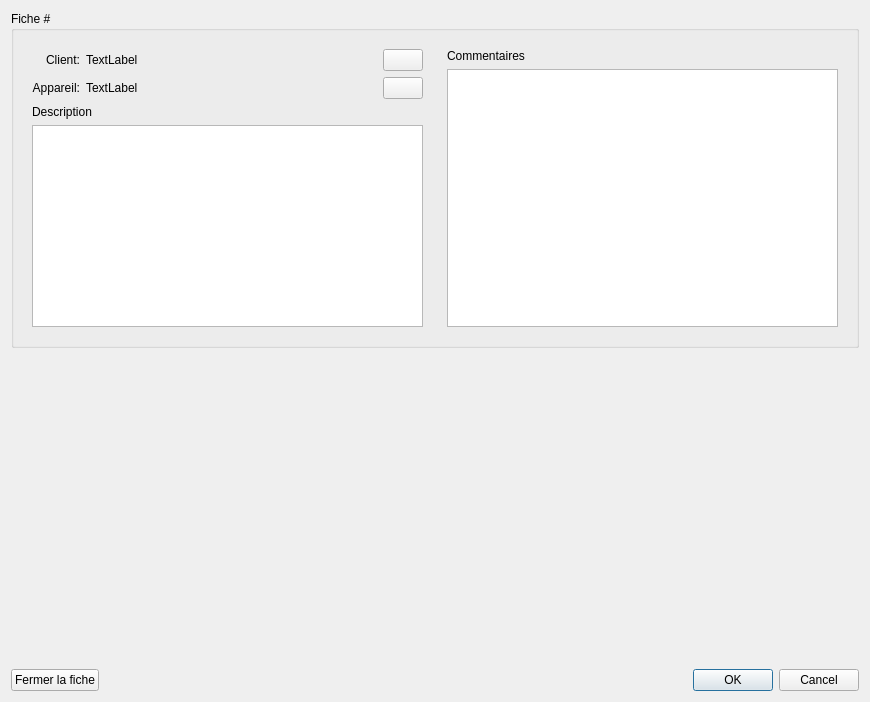
This is InfoDynamiqueQt/Vues/vueeditionfiche.ui in AlexandreGirardin/ProjetAnalyse as Qt 5 draws it before an edit. The edited form follows.
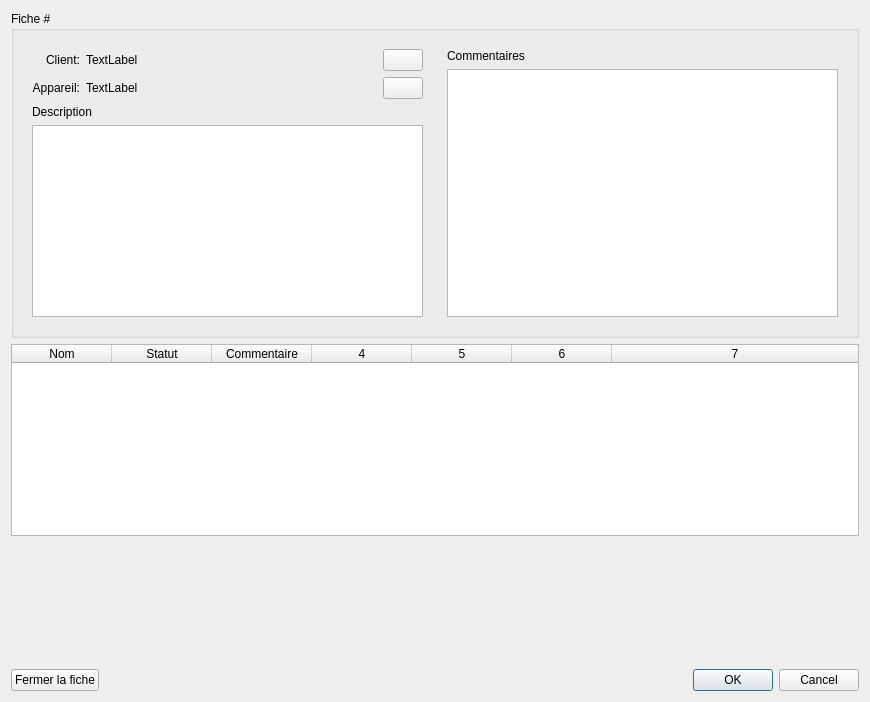
This is the edited form. Icons and pictures are not drawn.

Commit message: Peupler le tableau d'édition des fiches

```diff
--- a/InfoDynamiqueQt/Vues/vueeditionfiche.ui
+++ b/InfoDynamiqueQt/Vues/vueeditionfiche.ui
@@ -133,7 +133,63 @@
     </widget>
    </item>
    <item>
-    <layout class="QVBoxLayout" name="cadreFragmentTaches"/>
+    <widget class="QTableWidget" name="tableauTaches">
+     <property name="alternatingRowColors">
+      <bool>true</bool>
+     </property>
+     <property name="selectionMode">
+      <enum>QAbstractItemView::SingleSelection</enum>
+     </property>
+     <property name="selectionBehavior">
+      <enum>QAbstractItemView::SelectRows</enum>
+     </property>
+     <property name="showGrid">
+      <bool>false</bool>
+     </property>
+     <property name="sortingEnabled">
+      <bool>true</bool>
+     </property>
+     <property name="cornerButtonEnabled">
+      <bool>false</bool>
+     </property>
+     <property name="columnCount">
+      <number>7</number>
+     </property>
+     <attribute name="horizontalHeaderCascadingSectionResizes">
+      <bool>true</bool>
+     </attribute>
+     <attribute name="horizontalHeaderHighlightSections">
+      <bool>false</bool>
+     </attribute>
+     <attribute name="horizontalHeaderShowSortIndicator" stdset="0">
+      <bool>false</bool>
+     </attribute>
+     <attribute name="horizontalHeaderStretchLastSection">
+      <bool>true</bool>
+     </attribute>
+     <attribute name="verticalHeaderVisible">
+      <bool>false</bool>
+     </attribute>
+     <column>
+      <property name="text">
+       <string>Nom</string>
+      </property>
+     </column>
+     <column>
+      <property name="text">
+       <string>Statut</string>
+      </property>
+     </column>
+     <column>
+      <property name="text">
+       <string>Commentaire</string>
+      </property>
+     </column>
+     <column/>
+     <column/>
+     <column/>
+     <column/>
+    </widget>
    </item>
    <item>
     <layout class="QHBoxLayout" name="horizontalLayout_8">
```
The commit also changes 5 other files.
